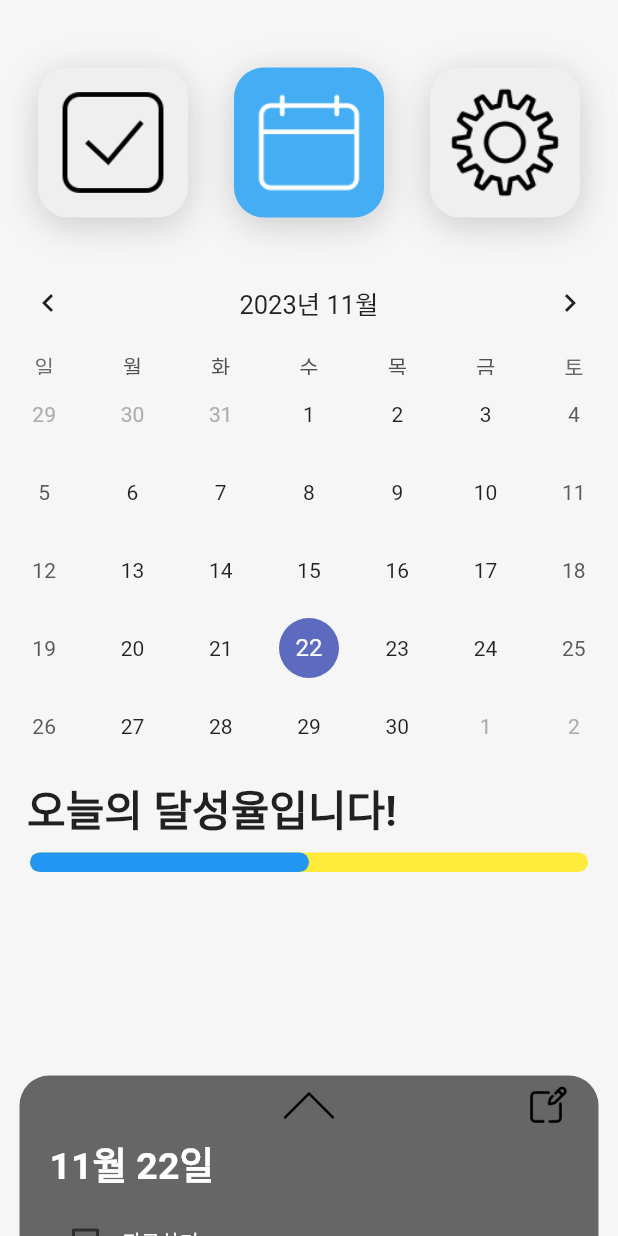
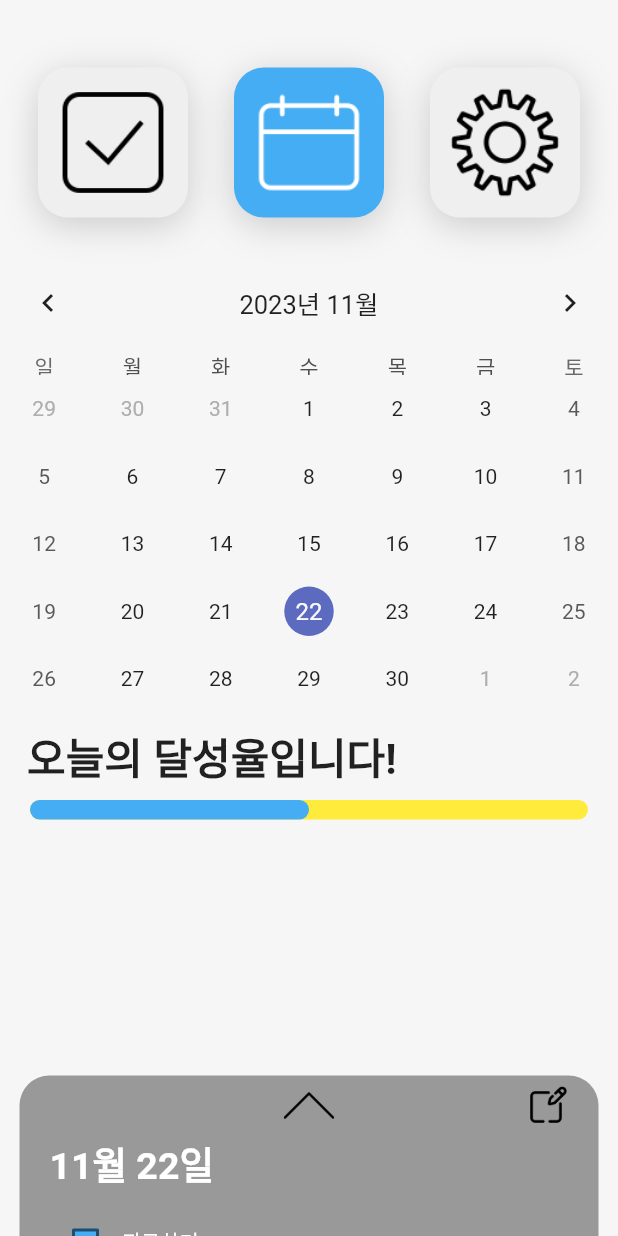
Before and after one commit to LeeJiH-yun/with_todo, a Flutter app: the screen it shows after launch, on a phone screen of 412 x 824 dp. Run offline on Flutter 3.47's test engine with Material 2 defaults, Android fonts, the phone set to English and light mode, and no system bars; drawn by our look-alikes of percent_indicator, table_calendar; our stand-ins replace flutter_colorpicker, flutter_native_splash, flutter_riverpod, freezed_annotation, go_router, riverpod_annotation; missing offline and left inert: window_manager; generated files the repository leaves out were written again; Roboto replaces fonts that are missing (Pretendard); project files that could hold a hidden picture were left out.

Commit message:
체크목록 수정

```diff
--- a/lib/features/calendar/calendar_screen.dart
+++ b/lib/features/calendar/calendar_screen.dart
@@ -33,7 +33,9 @@ class _CalendarScreenState extends ConsumerState<CalendarScreen> {
       children: [
         Column(
           children: [
-            TableCalendar(
+            SizedBox(
+              child: TableCalendar(
+                rowHeight: 45,
                 focusedDay: DateTime.now(),
                 firstDay: DateTime.now().subtract(Duration(days: 365 * 10 + 2)),
                 lastDay: DateTime.now().add(Duration(days: 365 * 10 + 2)),
@@ -53,8 +55,8 @@ class _CalendarScreenState extends ConsumerState<CalendarScreen> {
                   });
                 },
               ),
-            Expanded(
-              child: Container(
+            ),
+            Container(
               width: MediaQuery.of(context).size.width,
               child: Padding(
                 padding: EdgeInsets.symmetric(horizontal: 10),
@@ -66,7 +68,6 @@ class _CalendarScreenState extends ConsumerState<CalendarScreen> {
                       child: achievementBar(),
                     ),
                   ],
-                  ),
                 ),
               ),
             ),
@@ -86,7 +87,7 @@ class _CalendarScreenState extends ConsumerState<CalendarScreen> {
                   borderRadius: BorderRadius.only(
                       topLeft: Radius.circular(20),
                       topRight: Radius.circular(20)),
-                  color: Color(0XFF666666),
+                  color: Color(0XFF999999),
                 ),
                 child: SingleChildScrollView(
                   physics: _trigger
@@ -171,6 +172,9 @@ class _CalendarScreenState extends ConsumerState<CalendarScreen> {
   }
 
   Column achievementBar() {
+    final selectColor = ref.watch(selectMainColorProvider);
+    final selectSubColor = ref.watch(selectSubColorProvider);
+
     //달성율
     return Column(
       mainAxisAlignment: MainAxisAlignment.spaceEvenly,
@@ -187,8 +191,8 @@ class _CalendarScreenState extends ConsumerState<CalendarScreen> {
           lineHeight: 13,
           percent: 0.5,
           animation: true,
-          backgroundColor: Colors.yellow,
-          progressColor: Colors.blue,
+          backgroundColor: selectSubColor,
+          progressColor: selectColor,
           barRadius: Radius.circular(50),
         )
       ],
@@ -198,11 +202,11 @@ class _CalendarScreenState extends ConsumerState<CalendarScreen> {
   Widget checkList() {
     //체크목록
     List<CheckListModel> checkItem = [
-      CheckListModel(index: 0, checkable: false, content: '퇴근하기'),
-      CheckListModel(index: 1, checkable: false, content: '퇴근하기1'),
-      CheckListModel(index: 2, checkable: false, content: '퇴근하기2'),
-      CheckListModel(index: 3, checkable: false, content: '퇴근하기3'),
-      CheckListModel(index: 4, checkable: false, content: '퇴근하기4'),
+      CheckListModel(checkable: false, content: '퇴근하기'),
+      CheckListModel(checkable: false, content: '퇴근하기1'),
+      CheckListModel(checkable: false, content: '퇴근하기2'),
+      CheckListModel(checkable: false, content: '퇴근하기3'),
+      CheckListModel(checkable: false, content: '퇴근하기4'),
     ];
 
     return Padding(
--- a/lib/features/calendar/check_list_item.dart
+++ b/lib/features/calendar/check_list_item.dart
@@ -1,6 +1,8 @@
 import 'package:flutter/material.dart';
+import 'package:flutter_riverpod/flutter_riverpod.dart';
+import 'package:with_todo/core/common/components/navigation_bar.dart';
 
-class CheckListItem extends StatefulWidget {
+class CheckListItem extends ConsumerStatefulWidget {
   final int index;
   final bool? checkable;
   final String content;
@@ -8,18 +10,29 @@ class CheckListItem extends StatefulWidget {
       {super.key, required this.index, this.checkable, required this.content});
 
   @override
-  State<CheckListItem> createState() => _CheckListItemState();
+  ConsumerState<CheckListItem> createState() => _CheckListItemState();
 }
 
-class _CheckListItemState extends State<CheckListItem> {
+class _CheckListItemState extends ConsumerState<CheckListItem> {
   bool _isCheck = false;
 
   @override
   Widget build(BuildContext context) {
+    final selectColor = ref.watch(selectMainColorProvider);
+    final selectSubColor = ref.watch(selectSubColorProvider);
+
     return Row(
       children: [
         Checkbox(
           value: _isCheck, //widget.checkable,
+          fillColor: MaterialStateProperty.resolveWith<Color>(
+              (Set<MaterialState> states) {
+            if (states.contains(MaterialState.disabled)) {
+              return selectColor;
+            }
+            return selectColor;
+          }),
+          checkColor: selectSubColor,
           onChanged: (value) {
             setState(() {
               //widget.checkable = value!;
--- a/lib/features/calendar/model/check_list_model.dart
+++ b/lib/features/calendar/model/check_list_model.dart
@@ -6,7 +6,6 @@ part 'check_list_model.freezed.dart';
 @freezed
 class CheckListModel with _$CheckListModel {
   factory CheckListModel({
-    int? index,
     bool? checkable,
     String? content,
     String? state,
```
Also changed, not shown: lib/core/common/provider/scrollbar_provider.dart (added, +21 -0 lines), lib/features/todo/todo_screen.dart (+126 -26 lines), lib/features/calendar/model/check_list_model.freezed.dart, lib/features/calendar/model/check_list_model.g.dart. Lines whose indentation alone changed are shown as unchanged.
